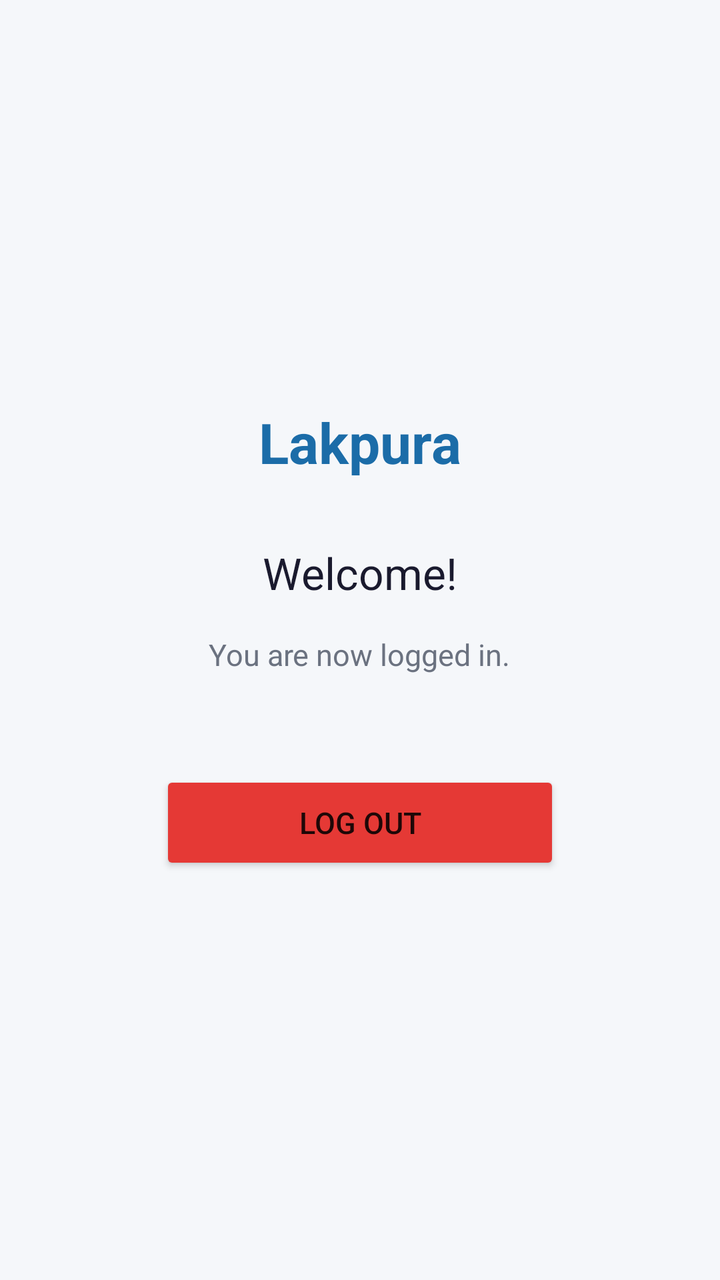
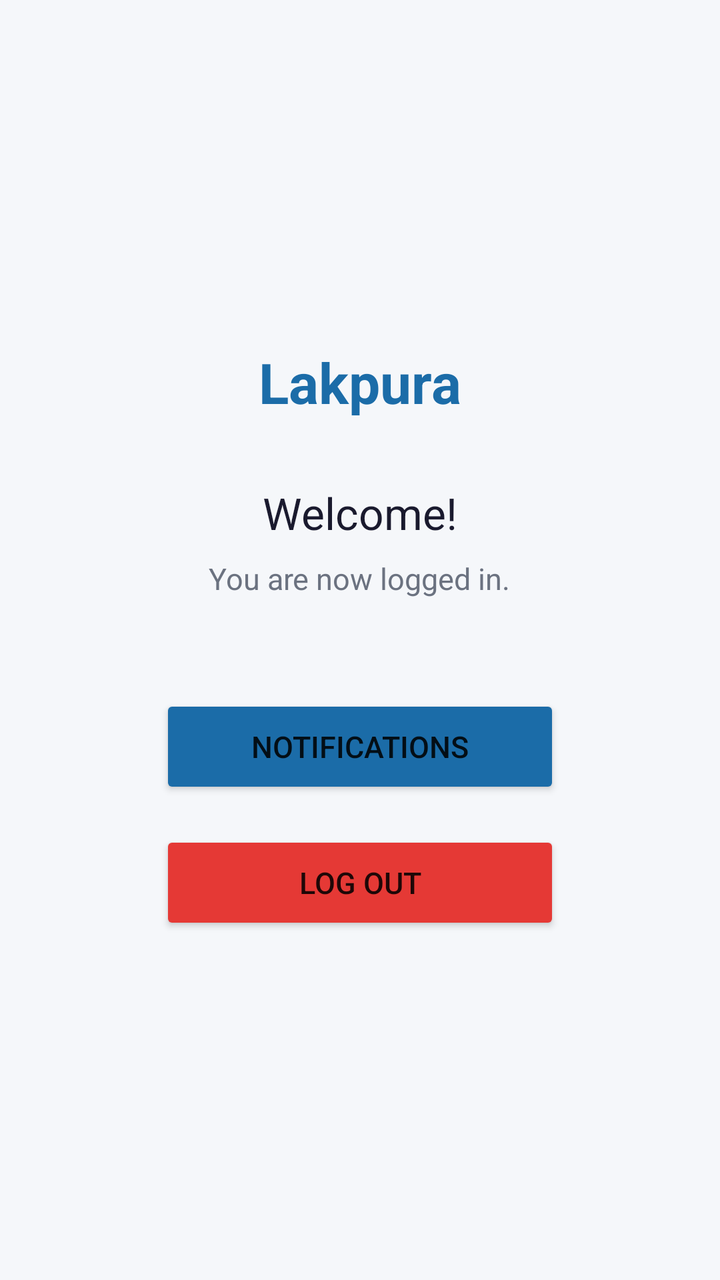

Screens rendered from an Android XML layout before and after an edit, with the pre-edit source and the edit as a unified diff.
<!-- AndroidManifest.xml: application theme Theme.LakpuraApp -->
<!-- res/layout/activity_home.xml -->
<?xml version="1.0" encoding="utf-8"?>
<LinearLayout xmlns:android="http://schemas.android.com/apk/res/android"
    android:layout_width="match_parent"
    android:layout_height="match_parent"
    android:orientation="vertical"
    android:gravity="center"
    android:padding="32dp"
    android:background="@color/background">

    <TextView
        android:layout_width="wrap_content"
        android:layout_height="wrap_content"
        android:text="Lakpura"
        android:textSize="28sp"
        android:textStyle="bold"
        android:textColor="@color/primary"
        android:layout_marginBottom="32dp"/>

    <TextView
        android:id="@+id/tvWelcome"
        android:layout_width="wrap_content"
        android:layout_height="wrap_content"
        android:text="Welcome!"
        android:textSize="22sp"
        android:textColor="@color/text_primary"
        android:gravity="center"
        android:layout_marginBottom="16dp"/>

    <TextView
        android:layout_width="wrap_content"
        android:layout_height="wrap_content"
        android:text="You are now logged in."
        android:textSize="15sp"
        android:textColor="@color/text_secondary"
        android:layout_marginBottom="48dp"/>

    <Button
        android:id="@+id/btnLogout"
        android:layout_width="200dp"
        android:layout_height="52dp"
        android:text="Log Out"
        android:textSize="15sp"
        android:backgroundTint="@color/error"/>

</LinearLayout>
<!-- resources referenced by this layout -->
<resources>
  <color name="background">#F5F7FA</color>
  <color name="error">#E53935</color>
  <color name="primary">#1B6CA8</color>
  <color name="text_primary">#1A1A2E</color>
  <color name="text_secondary">#6B7280</color>
  <style name="Theme.LakpuraApp" parent="Theme.MaterialComponents.Light.NoActionBar">
          <item name="colorPrimary">@color/primary</item>
          <item name="colorPrimaryDark">@color/primary_dark</item>
          <item name="colorAccent">@color/primary</item>
          <item name="android:windowBackground">@color/background</item>
      </style>
  <color name="primary_dark">#154E80</color>
</resources>

<!-- the commit's change to res/layout/activity_home.xml (unified diff, before → after) -->
@@ -24,7 +24,7 @@
         android:textSize="22sp"
         android:textColor="@color/text_primary"
         android:gravity="center"
-        android:layout_marginBottom="16dp"/>
+        android:layout_marginBottom="8dp"/>
 
     <TextView
         android:layout_width="wrap_content"
@@ -35,6 +35,15 @@
         android:layout_marginBottom="48dp"/>
 
     <Button
+        android:id="@+id/btnNotifications"
+        android:layout_width="200dp"
+        android:layout_height="52dp"
+        android:text="Notifications"
+        android:textSize="15sp"
+        android:backgroundTint="@color/primary"
+        android:layout_marginBottom="16dp"/>
+
+    <Button
         android:id="@+id/btnLogout"
         android:layout_width="200dp"
         android:layout_height="52dp"
